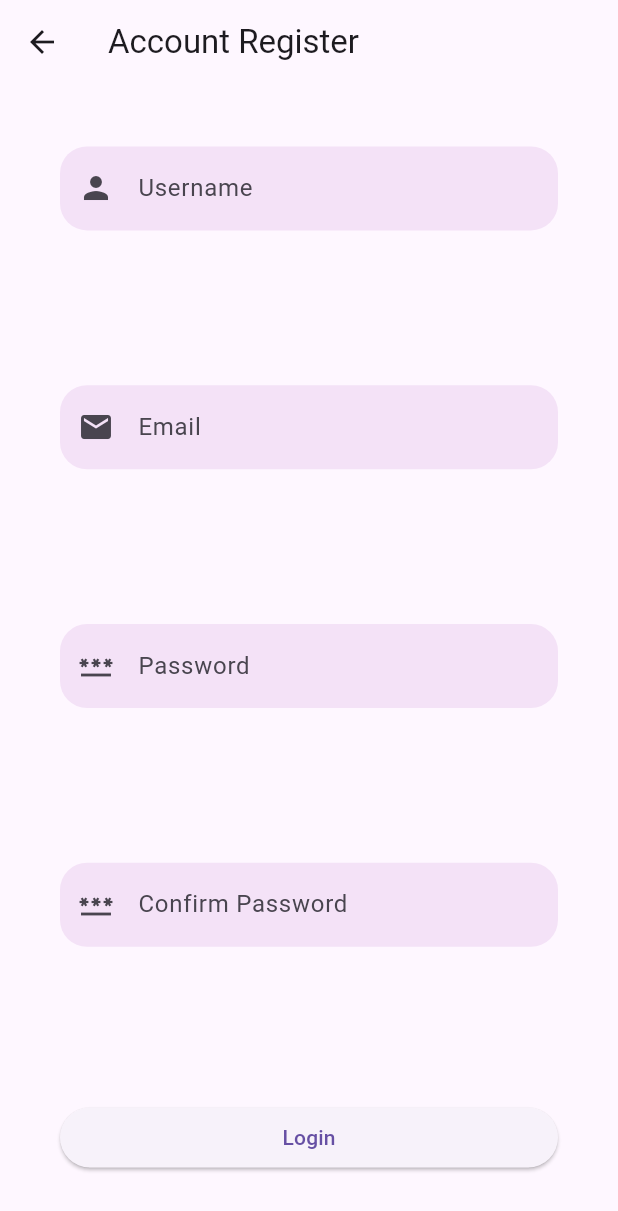
After one commit to TA-Solaris/Fusion-Hackathon-2024, a Flutter app: the RegisterPageView screen opened by its route, after a tap on "Login", on a phone screen of 412 x 824 dp. The commit adds this screen. Shown: the top 1211 px of the screen. Run offline on Flutter 3.47's test engine with Material 3 defaults, Android fonts, the phone set to English and light mode, and no system bars; generated files the repository leaves out were written again.

Commit message:
First draft of Register page

```diff
--- /dev/null
+++ b/FusionClockApp/lib/src/accounts_pages/register_page_view.dart
@@ -0,0 +1,56 @@
+import 'package:flutter/material.dart';
+
+class RegisterPageView extends StatefulWidget {
+  const RegisterPageView({super.key});
+
+  static const routeName = '/register';
+
+  @override
+  State<RegisterPageView> createState() => RegisterPageState();
+}
+
+class RegisterPageState extends State<RegisterPageView> {
+  void submitButton() {}
+
+  Widget fieldDecoration(icon, text) {
+    return TextField(
+      decoration: InputDecoration(
+          hintText: text,
+          border: OutlineInputBorder(
+              borderRadius: BorderRadius.circular(18),
+              borderSide: BorderSide.none),
+          fillColor: Colors.purple.withOpacity(0.1),
+          filled: true,
+          prefixIcon: Icon(icon)),
+    );
+  }
+
+  @override
+  Widget build(BuildContext context) {
+    return Scaffold(
+      appBar: AppBar(
+        title: const Text('Account Register'),
+      ),
+      body: Padding(
+        padding: const EdgeInsets.symmetric(horizontal: 40),
+        child: Center(
+          child: Column(
+            mainAxisAlignment: MainAxisAlignment.spaceEvenly,
+            crossAxisAlignment: CrossAxisAlignment.stretch,
+            children: [
+              fieldDecoration(Icons.person, "Username"),
+              const SizedBox(height: 20),
+              fieldDecoration(Icons.email, "Email"),
+              const SizedBox(height: 20),
+              fieldDecoration(Icons.password, "Password"),
+              const SizedBox(height: 20),
+              fieldDecoration(Icons.password, "Confirm Password"),
+              const SizedBox(height: 20),
+              ElevatedButton(onPressed: submitButton, child: Text('Login'))
+            ],
+          ),
+        ),
+      ),
+    );
+  }
+}
--- a/FusionClockApp/lib/src/app.dart
+++ b/FusionClockApp/lib/src/app.dart
@@ -1,6 +1,7 @@
 import 'package:flutter/material.dart';
 import 'package:flutter_gen/gen_l10n/app_localizations.dart';
 import 'package:flutter_localizations/flutter_localizations.dart';
+import 'package:fusionclock/src/accounts_pages/register_page_view.dart';
 import 'package:fusionclock/src/home_page/home_page_view.dart';
 
 import 'settings/settings_controller.dart';
@@ -73,6 +74,8 @@ class MyApp extends StatelessWidget {
                     return SettingsView(controller: settingsController);
                   case AlarmPageView.routeName:
                     return const AlarmPageView();
+                  case RegisterPageView.routeName:
+                    return const RegisterPageView();
                   default:
                     return const HomePageView();
                 }
```
